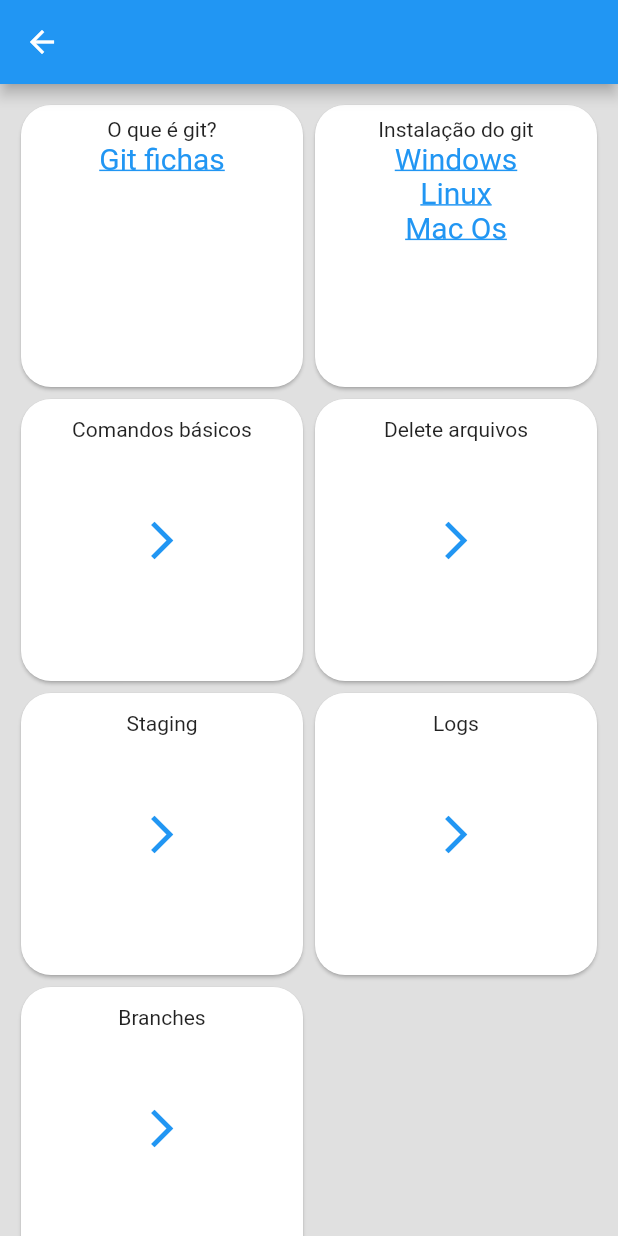
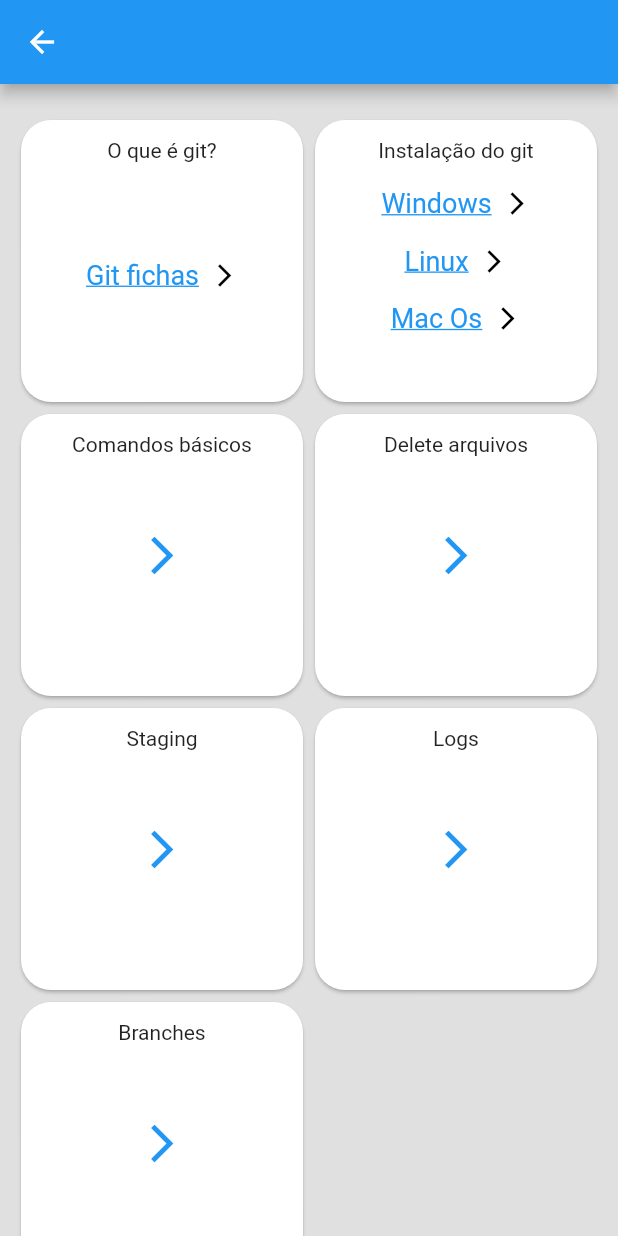
Before and after one commit to pdr-dev71/app-git-e-github-formacao-basica, a Flutter app: the PrimeirosPassosGit screen opened by its route, on a phone screen of 412 x 824 dp. Run offline on Flutter 3.47's test engine with Material 2 defaults, Android fonts, the phone set to English and light mode, and no system bars.

Commit message:
added icon navigation links

```diff
--- a/lib/primeiro_passos/home.dart
+++ b/lib/primeiro_passos/home.dart
@@ -25,7 +25,7 @@ class PrimeirosPassosGit extends StatelessWidget {
         title: const Text(''),
       ),
       body: GridView.count(
-        padding: const EdgeInsets.fromLTRB(10, 10, 10, 10),
+        padding: const EdgeInsets.fromLTRB(10, 20, 10, 10),
         crossAxisCount: 2,
         scrollDirection: Axis.vertical,
         children: [
@@ -35,19 +35,22 @@ class PrimeirosPassosGit extends StatelessWidget {
               borderRadius: BorderRadius.circular(20.0),
             ),
             child: Padding(
-              padding: const EdgeInsets.all(8.0),
+              padding: const EdgeInsets.only(top: 12.0),
               child: Column(
                 children: <Widget>[
-                  const Flexible(
-                    flex: 2,
-                    child: SizedBox(
-                      child: Text('O que é git?'),
+                  Flexible(
+                    child: Container(
+                      child: const Text('O que é git?'),
                     ),
                   ),
                   Flexible(
                     flex: 6,
                     child: Container(
                       child: Column(
+                        mainAxisAlignment: MainAxisAlignment.center,
+                        children: [
+                          Row(
+                            mainAxisAlignment: MainAxisAlignment.center,
                             children: [
                               InkWell(
                                 onTap: () async =>
@@ -57,9 +60,17 @@ class PrimeirosPassosGit extends StatelessWidget {
                                   style: TextStyle(
                                     decoration: TextDecoration.underline,
                                     color: Colors.blue,
-                                fontSize: 20,
+                                    fontSize: 18,
                                   ),
                                 ),
+                              ),
+                              const SizedBox(width: 8),
+                              const Icon(
+                                Icons.arrow_forward_ios,
+                                color: Colors.black,
+                                size: 18,
+                              ),
+                            ],
                           ),
                         ],
                       ),
@@ -75,7 +86,7 @@ class PrimeirosPassosGit extends StatelessWidget {
               borderRadius: BorderRadius.circular(20.0),
             ),
             child: Padding(
-              padding: const EdgeInsets.all(8.0),
+              padding: const EdgeInsets.only(top: 12.0),
               child: Column(
                 children: <Widget>[
                   const Flexible(
@@ -88,6 +99,10 @@ class PrimeirosPassosGit extends StatelessWidget {
                     flex: 6,
                     child: Container(
                       child: Column(
+                        mainAxisAlignment: MainAxisAlignment.spaceEvenly,
+                        children: [
+                          Row(
+                            mainAxisAlignment: MainAxisAlignment.center,
                             children: [
                               InkWell(
                                 onTap: () async => await _openUrl(
@@ -97,32 +112,62 @@ class PrimeirosPassosGit extends StatelessWidget {
                                   style: TextStyle(
                                     decoration: TextDecoration.underline,
                                     color: Colors.blue,
-                                fontSize: 20,
+                                    fontSize: 18,
                                   ),
                                 ),
+                              ),
+                              const SizedBox(width: 8),
+                              const Icon(
+                                Icons.arrow_forward_ios,
+                                color: Colors.black,
+                                size: 18,
+                              ),
+                            ],
                           ),
                           InkWell(
                             onTap: () async => await _openUrl(
                                 'https://git-scm.com/download/linux'),
-                            child: const Text(
+                            child: Row(
+                              mainAxisAlignment: MainAxisAlignment.center,
+                              children: const [
+                                Text(
                                   'Linux',
                                   style: TextStyle(
                                     decoration: TextDecoration.underline,
                                     color: Colors.blue,
-                                fontSize: 20,
+                                    fontSize: 18,
                                   ),
+                                ),
+                                SizedBox(width: 8),
+                                Icon(
+                                  Icons.arrow_forward_ios,
+                                  color: Colors.black,
+                                  size: 18,
+                                ),
+                              ],
                             ),
                           ),
                           InkWell(
                             onTap: () async => await _openUrl(
                                 'https://git-scm.com/download/mac'),
-                            child: const Text(
+                            child: Row(
+                              mainAxisAlignment: MainAxisAlignment.center,
+                              children: const [
+                                Text(
                                   'Mac Os',
                                   style: TextStyle(
                                     decoration: TextDecoration.underline,
                                     color: Colors.blue,
-                                fontSize: 20,
+                                    fontSize: 18,
                                   ),
+                                ),
+                                SizedBox(width: 8),
+                                Icon(
+                                  Icons.arrow_forward_ios,
+                                  color: Colors.black,
+                                  size: 18,
+                                ),
+                              ],
                             ),
                           ),
                         ],
```
Lines whose indentation alone changed are shown as unchanged.
